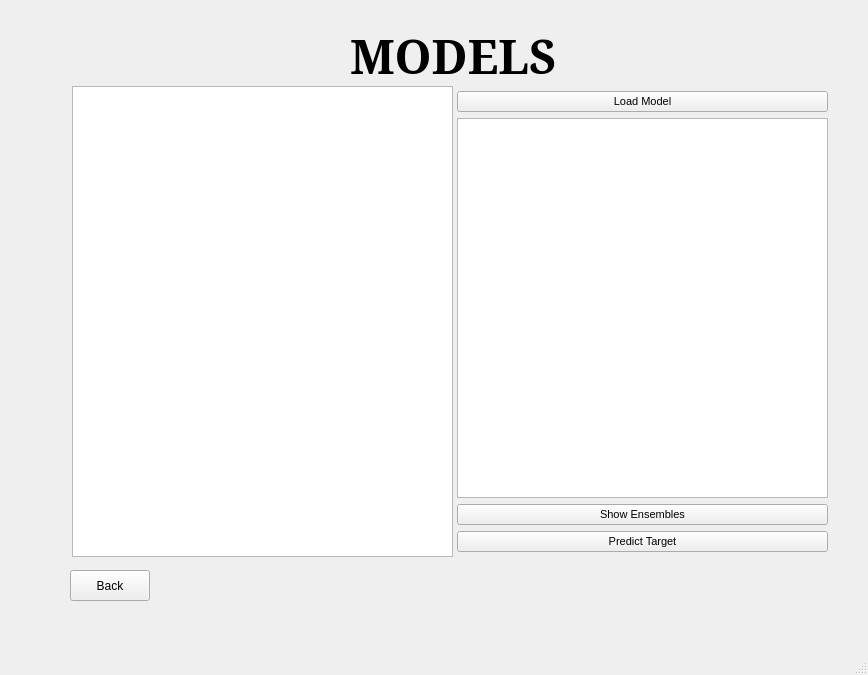
Qt form guiv1.ui (ggrkp/projectv1) before a commit.
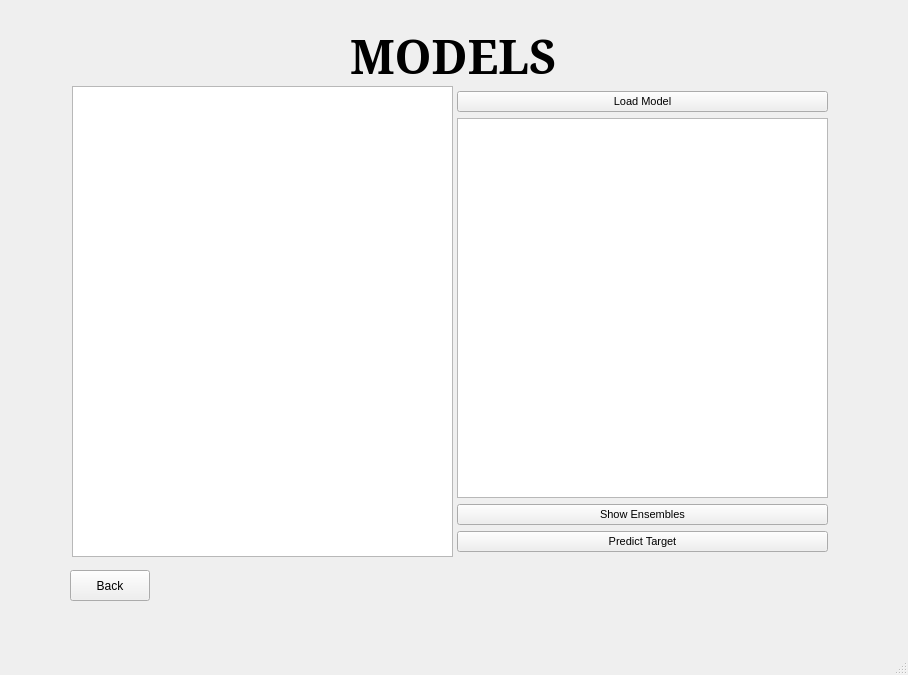
The same form after that commit. The open tabs and pages were chosen to show the change.

Patch:
```diff
--- a/guiv1.ui
+++ b/guiv1.ui
@@ -6,7 +6,7 @@
    <rect>
     <x>0</x>
     <y>0</y>
-    <width>868</width>
+    <width>908</width>
     <height>675</height>
    </rect>
   </property>
```
Left out of the diff: 18 changed lines with no effect on the pictures.
